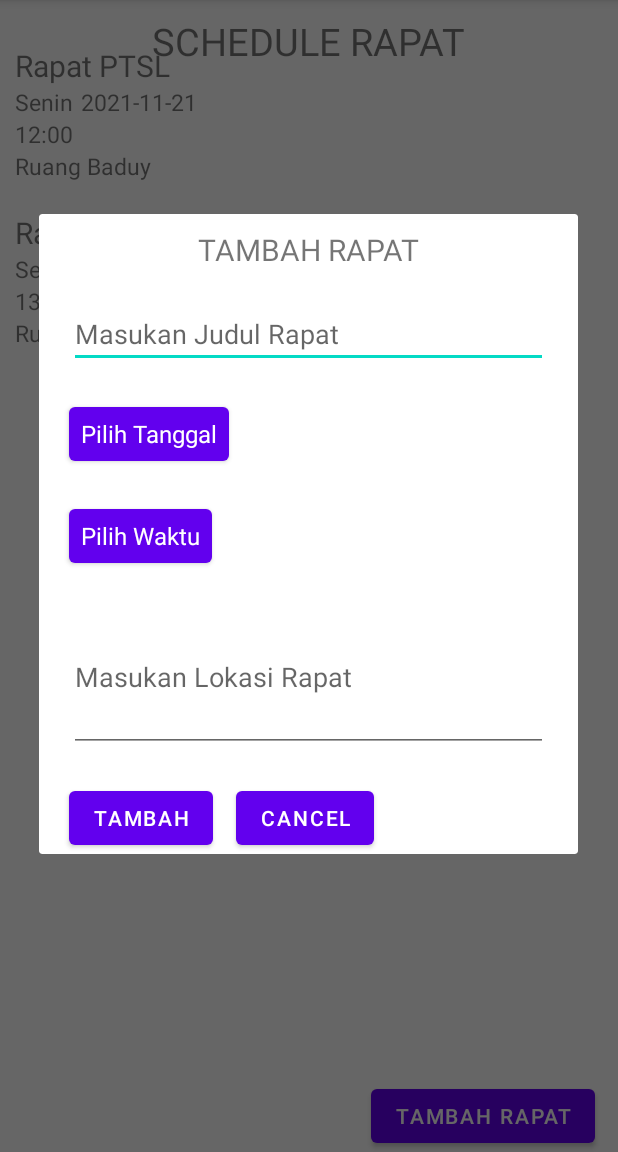
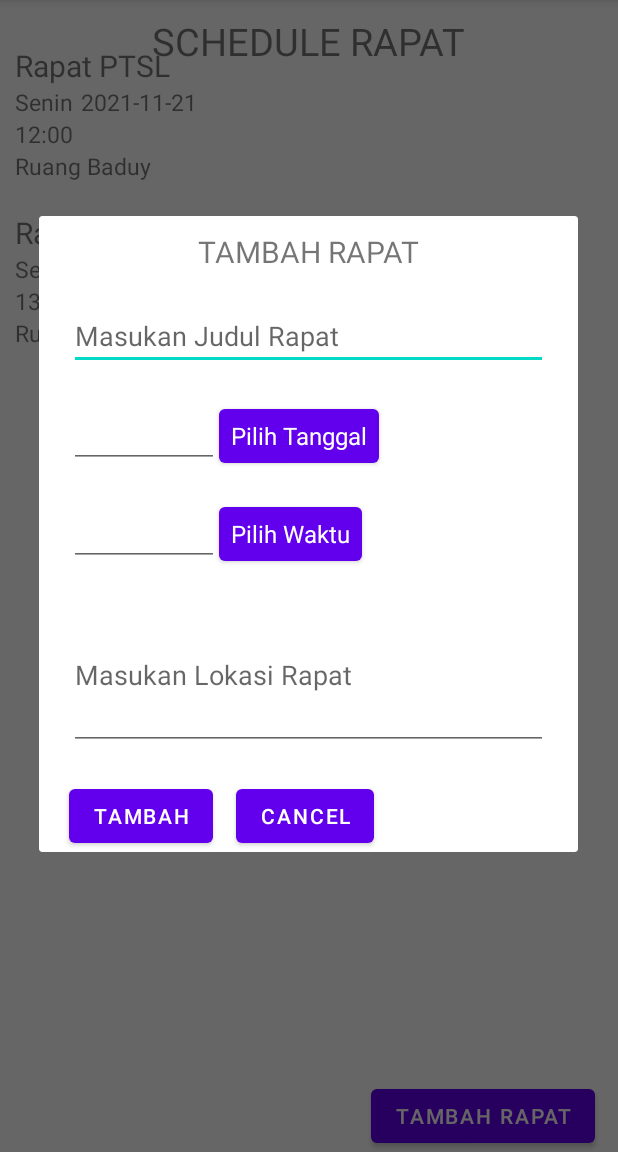
Before and after one commit to mrtriyadi/JadwalRapat, an Android app: the screen it shows after launch (MainActivity), after a tap on "TAMBAH RAPAT", on a phone screen of 412 x 824 dp, the part 84-1236 px from its top. Run offline under Robolectric (Android 15) with nearby library versions, the phone set to English and light mode, and no system bars.

Commit message:
first commit

```diff
--- a/app/src/main/res/layout/set_date_dialog.xml
+++ b/app/src/main/res/layout/set_date_dialog.xml
@@ -14,6 +14,7 @@
         android:layout_margin="10dp"
         android:text="Silahkan Pilih Tanggal"
         android:textAlignment="center"
+
         />
 
     <DatePicker
@@ -23,6 +24,8 @@
         app:layout_constraintLeft_toLeftOf="@id/tv_title"
         app:layout_constraintRight_toRightOf="@id/tv_title"
         app:layout_constraintTop_toBottomOf="@id/tv_title"
+        android:datePickerMode="calendar"
+        android:calendarViewShown="false"
         />
 
     <Button
--- a/app/src/main/res/layout/tambah_rapat_dialog.xml
+++ b/app/src/main/res/layout/tambah_rapat_dialog.xml
@@ -27,7 +27,15 @@
         android:layout_margin="20dp"
         />
 
-
+    <EditText
+        android:id="@+id/et_tanggal_terpilih"
+        android:layout_width="100dp"
+        android:layout_height="wrap_content"
+        app:layout_constraintTop_toBottomOf="@id/et_judul"
+        android:layout_margin="20dp"
+        app:layout_constraintLeft_toLeftOf="parent"
+        android:clickable="false"
+        />
 
     <Button
         android:id="@+id/btn_set_date"
@@ -35,9 +43,19 @@
         android:layout_height="wrap_content"
         style="@style/Widget.AppCompat.DropDownItem.Spinner"
         app:layout_constraintTop_toBottomOf="@+id/et_judul"
+        android:layout_marginTop="20dp"
+        app:layout_constraintLeft_toRightOf="@id/et_tanggal_terpilih"
+        android:text="Pilih Tanggal"
+        />
+
+    <EditText
+        android:id="@+id/et_waktu_terpilih"
+        android:layout_width="100dp"
+        android:layout_height="wrap_content"
+        app:layout_constraintTop_toBottomOf="@id/et_tanggal_terpilih"
         android:layout_margin="20dp"
         app:layout_constraintLeft_toLeftOf="parent"
-        android:text="Pilih Tanggal"
+        android:clickable="false"
         />
 
     <Button
@@ -45,9 +63,9 @@
         android:layout_width="wrap_content"
         android:layout_height="wrap_content"
         style="@style/Widget.AppCompat.DropDownItem.Spinner"
-        app:layout_constraintTop_toBottomOf="@+id/btn_set_date"
-        android:layout_margin="20dp"
-        app:layout_constraintLeft_toLeftOf="parent"
+        app:layout_constraintTop_toTopOf="@+id/et_waktu_terpilih"
+
+        app:layout_constraintLeft_toRightOf="@id/et_waktu_terpilih"
         android:text="Pilih Waktu"
         />
 
```
Also changed, not shown: app/src/main/java/com/renditriyadi/jadwalrapat/MainActivity.kt (+17 -0 lines), app/src/main/res/layout/set_time_dialog.xml (+4 -4 lines).
